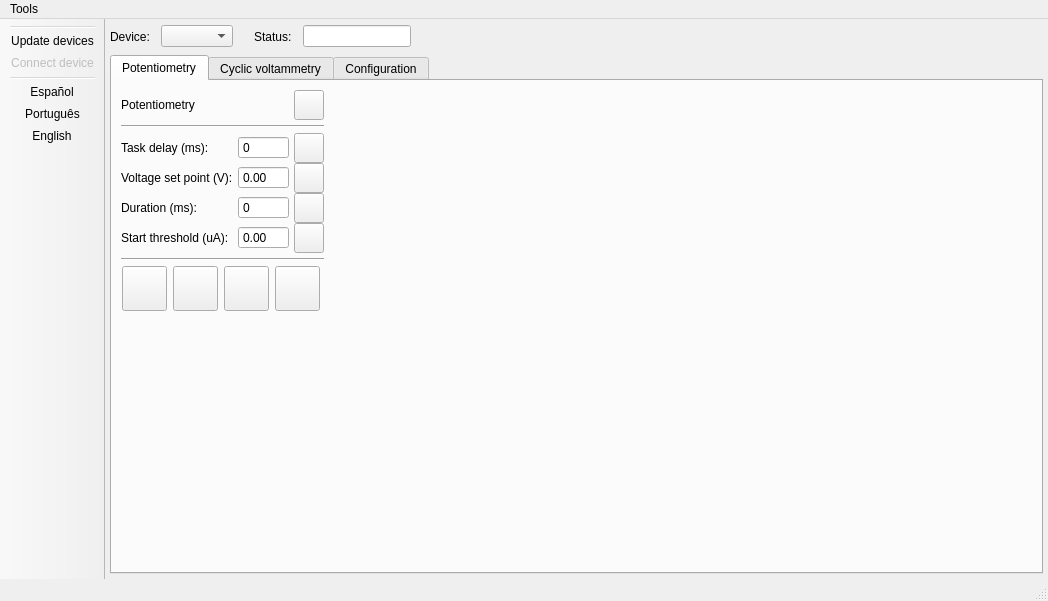
Qt form app/resources/ui/mainWindow.ui (Jaimead7/Potentiostat) before a commit.
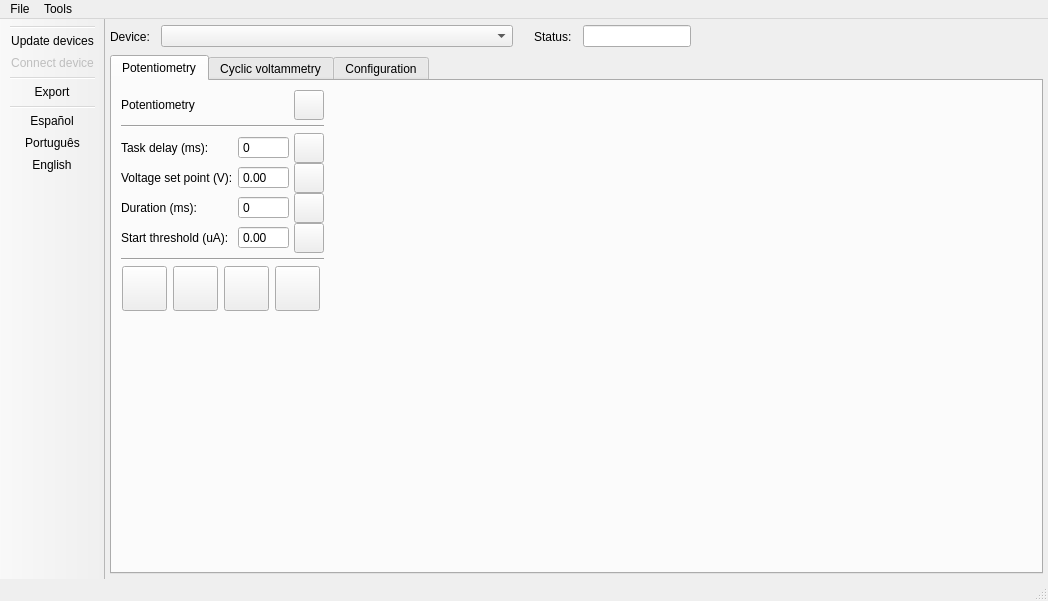
The same form after that commit. The open tabs and pages were chosen to show the change. Icons and pictures are not drawn.

Commit message: Add export feature

```diff
--- a/app/resources/ui/mainWindow.ui
+++ b/app/resources/ui/mainWindow.ui
@@ -138,6 +138,12 @@
         <property name="enabled">
          <bool>true</bool>
         </property>
+        <property name="sizePolicy">
+         <sizepolicy hsizetype="Expanding" vsizetype="Fixed">
+          <horstretch>0</horstretch>
+          <verstretch>0</verstretch>
+         </sizepolicy>
+        </property>
         <property name="maximumSize">
          <size>
           <width>400</width>
@@ -1436,6 +1442,13 @@
     </widget>
     <addaction name="menuLanguage"/>
    </widget>
+   <widget class="QMenu" name="menuFile">
+    <property name="title">
+     <string>File</string>
+    </property>
+    <addaction name="actionExport"/>
+   </widget>
+   <addaction name="menuFile"/>
    <addaction name="menuTools"/>
   </widget>
   <widget class="QStatusBar" name="statusbar"/>
@@ -1468,6 +1481,8 @@
    <addaction name="actionUpdateDevices"/>
    <addaction name="actionConnectDevice"/>
    <addaction name="separator"/>
+   <addaction name="actionExport"/>
+   <addaction name="separator"/>
    <addaction name="actionSpanish"/>
    <addaction name="actionPortugues"/>
    <addaction name="actionEnglish"/>
@@ -1539,6 +1554,18 @@
     <string>Mudar para português</string>
    </property>
   </action>
+  <action name="actionExport">
+   <property name="icon">
+    <iconset resource="../qrc/uiResources.qrc">
+     <normaloff>:/icons/exportIcon</normaloff>:/icons/exportIcon</iconset>
+   </property>
+   <property name="text">
+    <string>Export</string>
+   </property>
+   <property name="toolTip">
+    <string>Export data</string>
+   </property>
+  </action>
  </widget>
  <tabstops>
   <tabstop>tabWidget</tabstop>
```
Left out of the diff: 10 changed lines with no effect on the pictures. The commit also changes 10 other files.
